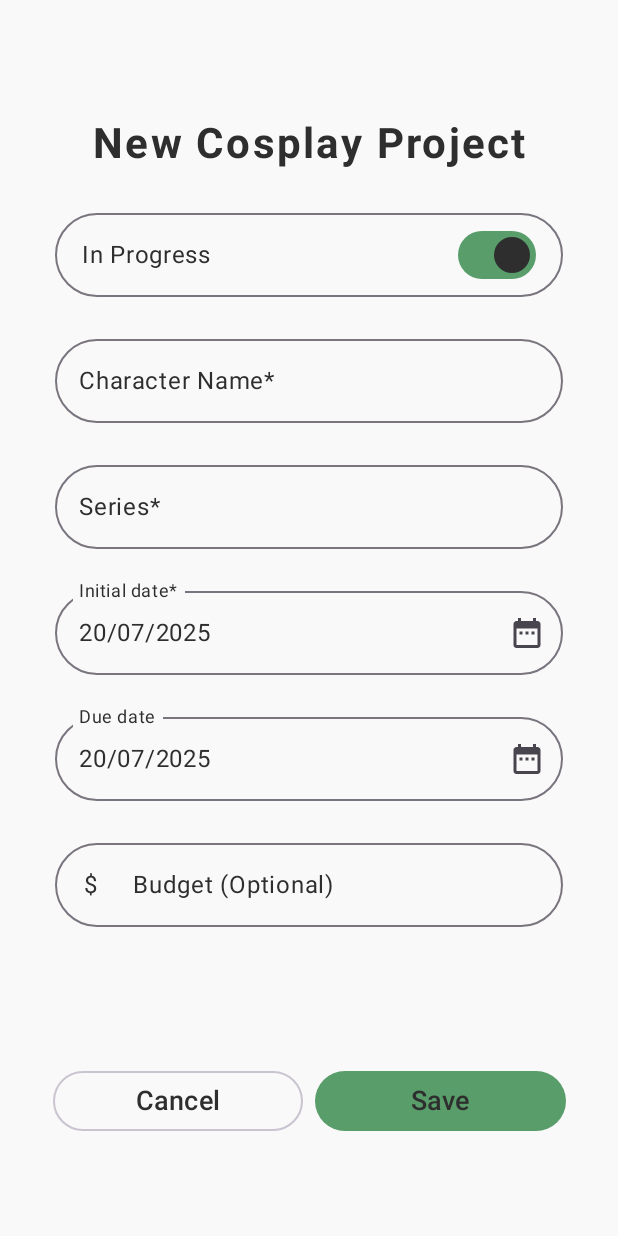
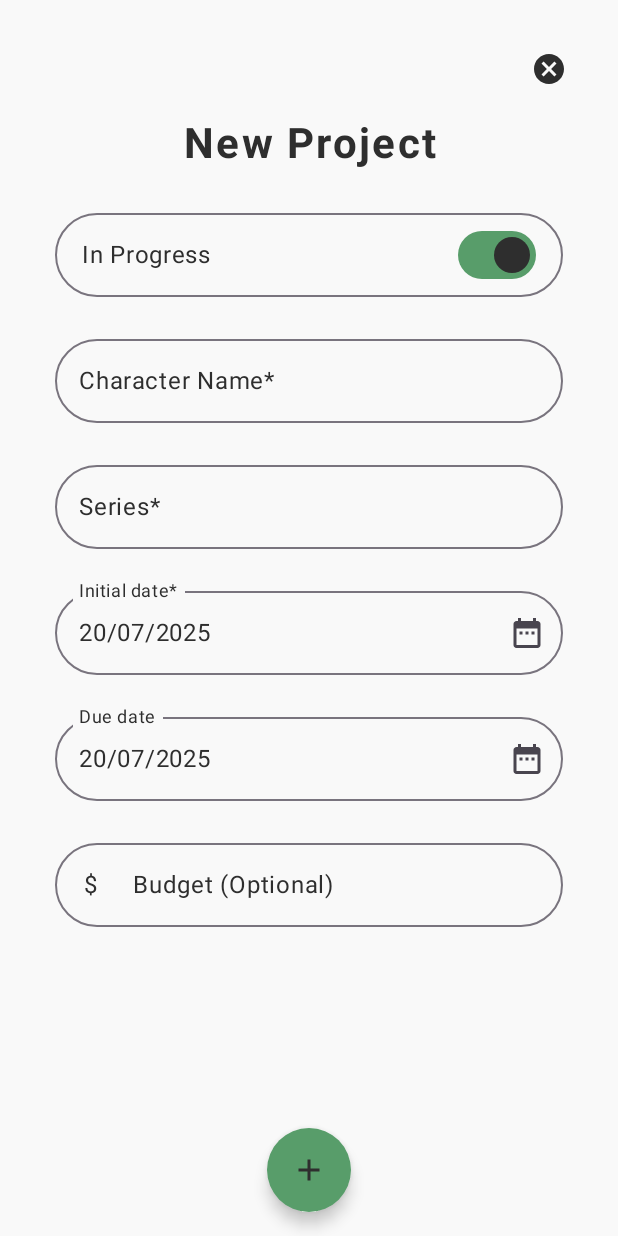
Before and after one commit to SebastianNowak01/ConQuest, an Android app built with Jetpack Compose: the NewCosplayScreen screen opened through its navigation route, on a phone screen of 412 x 824 dp. Run offline under Robolectric (Android 15) with nearby library versions, the phone set to English and light mode, and no system bars; our stand-ins replace Room's generated code.

Commit message:
38: update new cosplay screen

```diff
--- a/app/src/main/java/com/example/conquest/components/Drawer.kt
+++ b/app/src/main/java/com/example/conquest/components/Drawer.kt
@@ -9,6 +9,7 @@ import androidx.compose.foundation.layout.fillMaxSize
 import androidx.compose.foundation.layout.fillMaxWidth
 import androidx.compose.foundation.layout.height
 import androidx.compose.foundation.layout.padding
+import androidx.compose.foundation.shape.CircleShape
 import androidx.compose.material.icons.Icons
 import androidx.compose.material.icons.filled.AccountCircle
 import androidx.compose.material.icons.filled.Add
@@ -16,6 +17,8 @@ import androidx.compose.material.icons.filled.KeyboardArrowDown
 import androidx.compose.material.icons.filled.Menu
 import androidx.compose.material3.DrawerValue
 import androidx.compose.material3.ExperimentalMaterial3Api
+import androidx.compose.material3.FabPosition
+import androidx.compose.material3.FloatingActionButton
 import androidx.compose.material3.HorizontalDivider
 import androidx.compose.material3.Icon
 import androidx.compose.material3.IconButton
@@ -128,11 +131,6 @@ fun Drawer(
                                 modifier = Modifier.fillMaxWidth(),
                                 verticalAlignment = Alignment.CenterVertically
                             ) {
-                                MyIcon(
-                                    { navController.navigate(NewCosplayScreen) },
-                                    Icons.Default.Add,
-                                    "Add new cosplay"
-                                )
                                 SearchBar(
                                     value = searchQuery, onValueChange = { searchQuery = it })
                             }
@@ -151,7 +149,21 @@ fun Drawer(
                             MyIcon({}, Icons.Default.AccountCircle, "Sort by")
                             MyIcon({}, Icons.Default.KeyboardArrowDown, "Order by")
                         })
-                    }) { padding ->
+                    },
+                    floatingActionButton = {
+                        FloatingActionButton(
+                            onClick = {
+                                navController.navigate(NewCosplayScreen)
+                            },
+                            containerColor = MaterialTheme.colorScheme.tertiary,
+                            contentColor = MaterialTheme.colorScheme.primary,
+                            shape = CircleShape
+                        ) {
+                            Icon(Icons.Default.Add, contentDescription = "Add new cosplay")
+                        }
+                    },
+                    floatingActionButtonPosition = FabPosition.Center
+                ) { padding ->
                     Column(
                         modifier = Modifier
                             .fillMaxSize()
--- a/app/src/main/java/com/example/conquest/components/SearchBar.kt
+++ b/app/src/main/java/com/example/conquest/components/SearchBar.kt
@@ -6,7 +6,9 @@ import androidx.compose.material3.Text
 import androidx.compose.material3.TextField
 import androidx.compose.runtime.Composable
 import androidx.compose.ui.Modifier
+import androidx.compose.ui.text.TextStyle
 import androidx.compose.ui.unit.dp
+import androidx.compose.ui.unit.sp
 
 @Composable
 fun SearchBar(
@@ -15,10 +17,11 @@ fun SearchBar(
     TextField(
         value = value,
         onValueChange = onValueChange,
-        placeholder = { Text("Search") },
-        modifier = Modifier.padding(start = 16.dp, top = 4.dp, bottom = 4.dp, end = 16.dp),
-        shape = RoundedCornerShape(24.dp),
+        placeholder = { Text("Search", fontSize = 16.sp) },
+        modifier = Modifier.padding(start = 16.dp, top = 6.dp, bottom = 6.dp, end = 16.dp),
+        shape = RoundedCornerShape(32.dp),
         singleLine = true,
-        colors = topAppBarTextFieldColorsObject()
+        colors = topAppBarTextFieldColorsObject(),
+        textStyle = TextStyle(fontSize = 16.sp)
     )
 }
--- a/app/src/main/java/com/example/conquest/screens/MainCosplayScreen.kt
+++ b/app/src/main/java/com/example/conquest/screens/MainCosplayScreen.kt
@@ -33,8 +33,8 @@ import androidx.compose.foundation.pager.HorizontalPager
 import androidx.compose.foundation.pager.rememberPagerState
 import androidx.compose.material.icons.Icons
 import androidx.compose.material.icons.automirrored.filled.List
-import androidx.compose.material.icons.filled.AccountCircle
 import androidx.compose.material.icons.filled.Image
+import androidx.compose.material.icons.filled.TheaterComedy
 import androidx.compose.ui.graphics.vector.ImageVector
 
 @Serializable
@@ -117,7 +117,7 @@ data class TabIcon(
 @Composable
 fun CosplayTabs(navBackStackEntry: NavBackStackEntry) {
     val tabIcons = listOf(
-        TabIcon(Icons.Filled.AccountCircle, "Cosplay Elements"),
+        TabIcon(Icons.Filled.TheaterComedy, "Cosplay Elements"),
         TabIcon(Icons.AutoMirrored.Filled.List, "Tasks"),
         TabIcon(Icons.Filled.Image, "Reference Images")
     )
--- a/app/src/main/java/com/example/conquest/screens/NewCosplayScreen.kt
+++ b/app/src/main/java/com/example/conquest/screens/NewCosplayScreen.kt
@@ -11,6 +11,9 @@ import kotlinx.serialization.Serializable
 import androidx.compose.foundation.layout.*
 import androidx.compose.foundation.shape.RoundedCornerShape
 import androidx.compose.foundation.text.KeyboardOptions
+import androidx.compose.material.icons.Icons
+import androidx.compose.material.icons.filled.Add
+import androidx.compose.material.icons.filled.Cancel
 import androidx.compose.material3.*
 import androidx.compose.runtime.*
 import androidx.compose.ui.Alignment
@@ -60,7 +63,7 @@ fun NewCosplayScreen(
             horizontalAlignment = Alignment.CenterHorizontally
         ) {
             Text(
-                text = "New Cosplay Project",
+                text = "New Project",
                 style = MaterialTheme.typography.headlineMedium.copy(
                     fontWeight = FontWeight.Bold, letterSpacing = 1.5.sp
                 ),
@@ -146,25 +149,27 @@ fun NewCosplayScreen(
             )
 
         }
-        Row(
+
+        IconButton(
+            onClick = { navController.popBackStack() },
             modifier = Modifier
-                .align(Alignment.BottomCenter)
-                .padding(bottom = 70.dp, start = 16.dp, end = 16.dp)
-                .fillMaxWidth(0.9f),
-            horizontalArrangement = Arrangement.spacedBy(8.dp)
+                .align(Alignment.TopEnd)
+                .padding(top = 16.dp, end = 16.dp)
+                .statusBarsPadding()
+                .size(60.dp)
         ) {
-            OutlinedButton(
-                onClick = { navController.popBackStack() },
-                modifier = Modifier
-                    .weight(1f)
-                    .height(40.dp)
-            ) {
-                Text(
-                    "Cancel", fontSize = 18.sp
-                )
-            }
+            Icon(
+                imageVector = Icons.Default.Cancel,
+                contentDescription = "Cancel",
+                tint = MaterialTheme.colorScheme.onBackground
+            )
+        }
 
-            Button(
+        Box(
+            modifier = Modifier.align(Alignment.BottomCenter)
+        ) {
+
+            FloatingActionButton(
                 onClick = {
                     if (characterName.isNotBlank() && series.isNotBlank() && initialDate != null) {
                         val newCosplay = Cosplay(
@@ -187,17 +192,15 @@ fun NewCosplayScreen(
                         }
                     }
                 },
+                containerColor = MaterialTheme.colorScheme.secondary,
+                contentColor = MaterialTheme.colorScheme.primary,
+                shape = RoundedCornerShape(50),
                 modifier = Modifier
-                    .weight(1f)
-                    .height(40.dp),
-                colors = ButtonDefaults.buttonColors(
-                    containerColor = MaterialTheme.colorScheme.secondary,
-                    contentColor = MaterialTheme.colorScheme.primary
-                )
+                    .align(Alignment.BottomCenter)
+                    .padding(bottom = 16.dp)
+                    .navigationBarsPadding()
             ) {
-                Text(
-                    "Save", fontSize = 18.sp
-                )
+                Icon(Icons.Default.Add, contentDescription = "Save")
             }
         }
         SnackbarHost(
```
